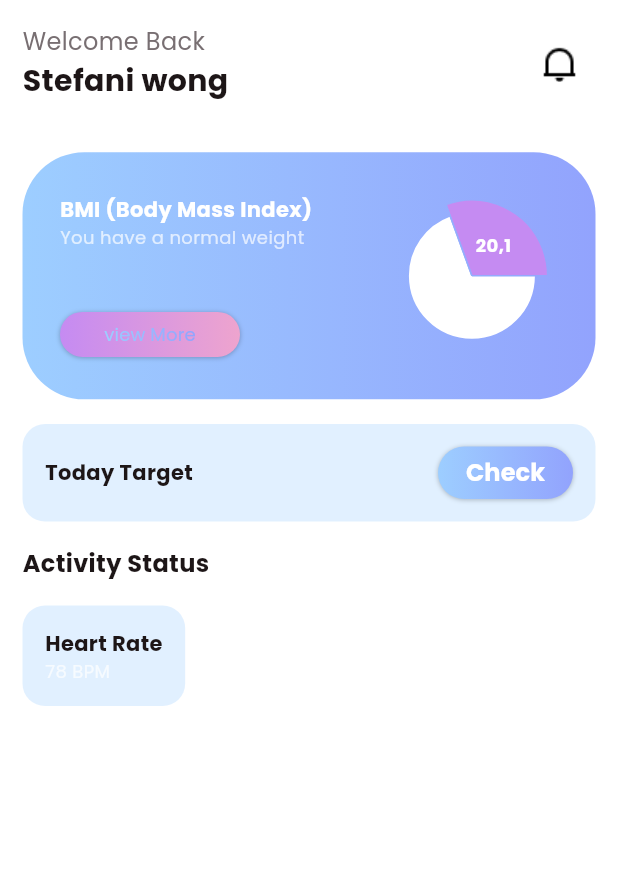
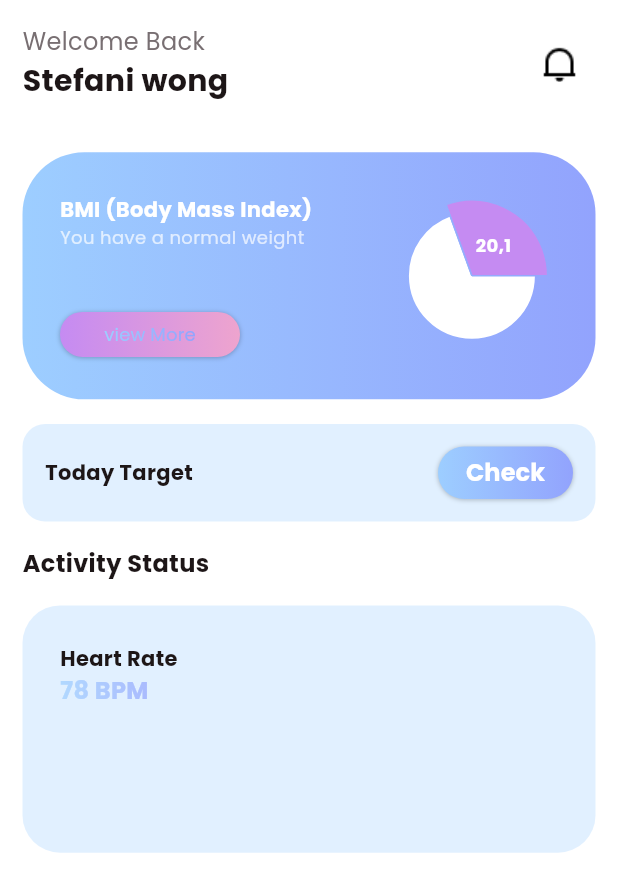
Before and after one commit to sdhaputhanthrie/Fitness-App, a Flutter app: the HomeView screen opened directly, on a phone screen of 412 x 824 dp. Shown: the top 892 px of the screen. Run offline on Flutter 3.47's test engine with Material 3 defaults, Android fonts, the phone set to English and light mode, and no system bars; drawn by our look-alikes of fl_chart; our stand-ins replace carousel_slider.

Commit message:
add some changes

```diff
--- a/lib/view/home/home_view.dart
+++ b/lib/view/home/home_view.dart
@@ -11,9 +11,50 @@ class HomeView extends StatefulWidget {
 }
 
 class _HomeViewState extends State<HomeView> {
+
+   List<int> showingTooltipOnSpots = [21];
+
+  List<FlSpot> get allSpots => const [
+        FlSpot(0, 20),
+        FlSpot(1, 25),
+        FlSpot(2, 40),
+        FlSpot(3, 50),
+        FlSpot(4, 35),
+        FlSpot(5, 40),
+        FlSpot(6, 30),
+        FlSpot(7, 20),
+        FlSpot(8, 25),
+        FlSpot(9, 40),
+        FlSpot(10, 50),
+        FlSpot(11, 35),
+        FlSpot(12, 50),
+        FlSpot(13, 60),
+        FlSpot(14, 40),
+        FlSpot(15, 50),
+        FlSpot(16, 20),
+        FlSpot(17, 25),
+        FlSpot(18, 40),
+        FlSpot(19, 50),
+        FlSpot(20, 35),
+        FlSpot(21, 80),
+        FlSpot(22, 30),
+        FlSpot(23, 20),
+        FlSpot(24, 25),
+        FlSpot(25, 40),
+        FlSpot(26, 50),
+        FlSpot(27, 35),
+        FlSpot(28, 50),
+        FlSpot(29, 60),
+        FlSpot(30, 40),
+
+
+      ];
+
   @override
   Widget build(BuildContext context) {
     var media = MediaQuery.of(context).size;
+
+
     return Scaffold(
       backgroundColor: TColor.white,
       body: SingleChildScrollView(
@@ -195,14 +236,17 @@ class _HomeViewState extends State<HomeView> {
 
 
                         Container(
+                          height: media.width*0.4 ,
+                          width: double.maxFinite,
 
 
-                decoration: BoxDecoration(color: TColor.primaryColor2.withOpacity(0.3), borderRadius: BorderRadius.circular(15),),
+
+                decoration: BoxDecoration(color: TColor.primaryColor2.withOpacity(0.3), borderRadius: BorderRadius.circular(25),),
 
                 child:Stack(
                   alignment:Alignment.topLeft ,
                   children: [
-                    Padding(padding: const EdgeInsets.symmetric(horizontal: 15, vertical: 15),
+                    Padding(padding: const EdgeInsets.symmetric(horizontal: 25, vertical: 25),
                     child: Column(
                       mainAxisAlignment: MainAxisAlignment.start,
                       mainAxisSize: MainAxisSize.min,
@@ -216,13 +260,27 @@ class _HomeViewState extends State<HomeView> {
                                     fontWeight: FontWeight.w700,
                                   ),
                                 ),
-                                Text(
-                                  "78 BPM",
-                                  style: TextStyle(
-                                    color: TColor.white.withOpacity(0.7),
-                                    fontSize: 12,
-                                  ),
+                                ShaderMask(
+          blendMode: BlendMode.srcIn,
+          shaderCallback: (bounds) {
+            return LinearGradient(
+              colors: TColor.primaryG,
+             begin: Alignment.centerLeft,
+             end: Alignment.centerRight)
+            .createShader(
+              Rect.fromLTRB(0, 0, bounds.width, bounds.height));
+          },
+
+        child:Text(
+                      "78 BPM",
+                       style: TextStyle(
+                          color: TColor.white.withOpacity(0.7),
+                          fontWeight:FontWeight.w700 ,
+                          fontSize: 16,
+                             ),
+                          ),
                                 ),
+
                       ],
                     )
                     )
```
